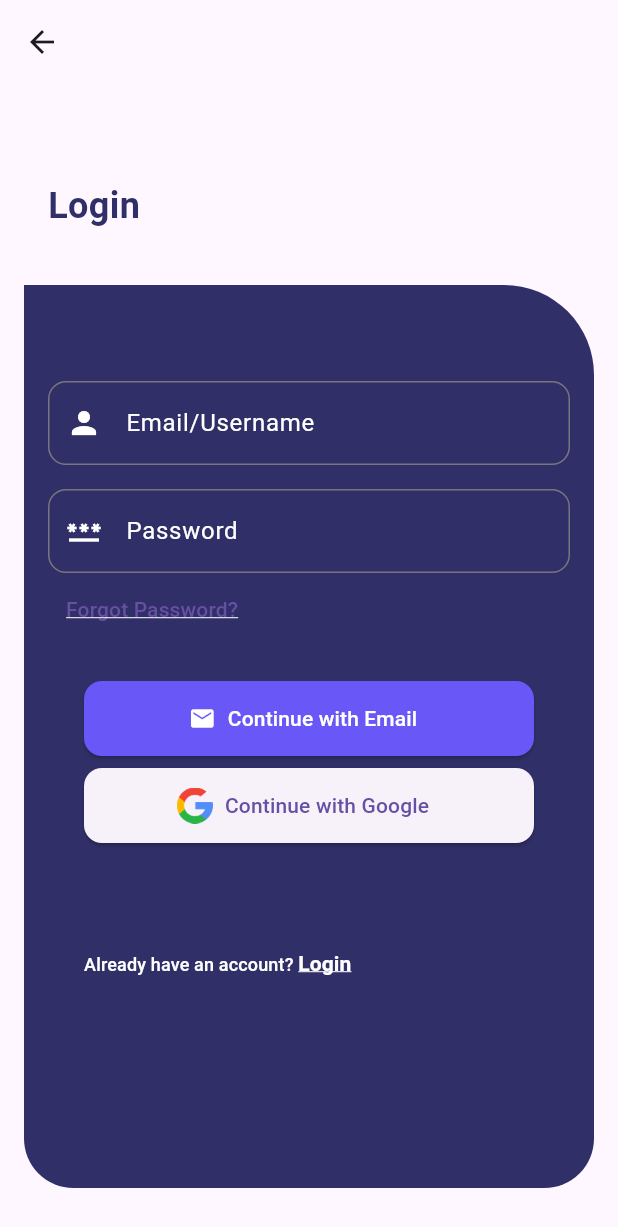
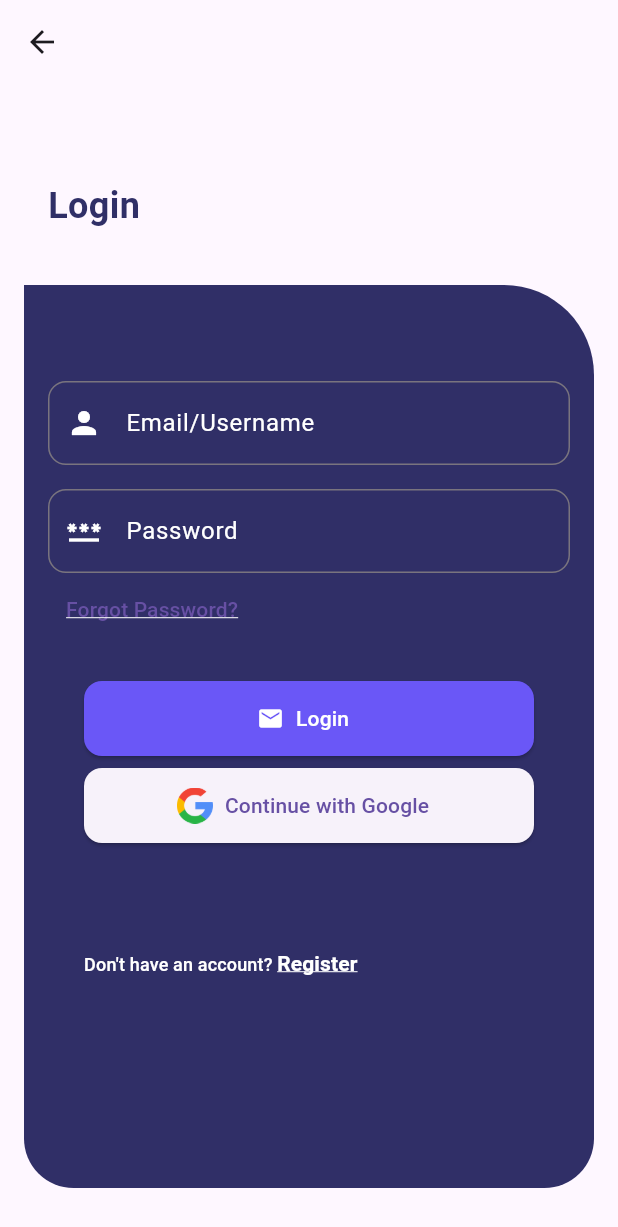
Before and after one commit to Ali-Elleithy1/meal_box, a Flutter app: the screen it shows after launch, after a tap on "Continue with Email", on a phone screen of 412 x 824 dp. Shown: the top 1227 px of the screen. Run offline on Flutter 3.47's test engine with Material 3 defaults, Android fonts, the phone set to English and light mode, and no system bars.

Commit message:
Code Refactor

```diff
--- a/lib/screens/login_screen.dart
+++ b/lib/screens/login_screen.dart
@@ -1,4 +1,6 @@
 import 'package:flutter/material.dart';
+import 'package:meal_box/screens/sign_up_screen.dart';
+import 'package:meal_box/widgets/InputField.dart';
 
 class LoginScreen extends StatelessWidget {
   const LoginScreen({super.key});
@@ -14,10 +16,10 @@ class LoginScreen extends StatelessWidget {
           mainAxisAlignment: MainAxisAlignment.spaceAround,
           mainAxisSize: MainAxisSize.max,
           children: [
-            SizedBox(height: 48),
+            const SizedBox(height: 48),
             Padding(
               padding: const EdgeInsets.only(left: 16.0),
-              child: Text(
+              child: const Text(
                 'Login',
                 style: TextStyle(
                   fontSize: 24,
@@ -45,56 +47,25 @@ class LoginScreen extends StatelessWidget {
                     crossAxisAlignment: CrossAxisAlignment.center,
                     mainAxisSize: MainAxisSize.max,
                     children: [
-                      SizedBox(height: 48),
-                      TextFormField(
-                        keyboardType: TextInputType.emailAddress,
-                        style: TextStyle(color: Colors.white),
-                        decoration: InputDecoration(
-                          prefixIcon: Icon(Icons.person),
-                          prefixIconColor: Colors.white,
-                          border: OutlineInputBorder(
-                            borderRadius: BorderRadius.circular(12),
-                            borderSide: BorderSide(
-                              color: Colors.white,
-                              width: 2,
-                            ),
-                          ),
-                          focusedBorder: OutlineInputBorder(
-                            borderRadius: BorderRadius.circular(12),
-                            borderSide: BorderSide(
-                              color: Colors.white,
-                              width: 2,
-                            ),
-                          ),
-                          label: Text(
-                            'Email/Username',
-                            style: TextStyle(color: Colors.white),
-                          ),
-                        ),
+                      const SizedBox(height: 48),
+                      InputField(
+                        labelText: 'Email/Username',
+                        icon: Icons.person,
+                        inputType: TextInputType.emailAddress,
+                        obscureText: false,
+                        textColor: Colors.white,
+                        prefixIconColor: Colors.white,
+                        borderColor: Colors.white,
                       ),
-                      SizedBox(height: 16),
-                      TextFormField(
+                      const SizedBox(height: 16),
+                      InputField(
+                        labelText: 'Password',
+                        icon: Icons.password,
+                        inputType: TextInputType.text,
                         obscureText: true,
-                        style: TextStyle(color: Colors.white),
-                        decoration: InputDecoration(
-                          prefixIcon: Icon(Icons.password),
-                          prefixIconColor: Colors.white,
-                          border: OutlineInputBorder(
-                            borderRadius: BorderRadius.circular(12),
-                            borderSide: BorderSide(color: Colors.white),
-                          ),
-                          focusedBorder: OutlineInputBorder(
-                            borderRadius: BorderRadius.circular(12),
-                            borderSide: BorderSide(
-                              color: Colors.white,
-                              width: 2,
-                            ),
-                          ),
-                          label: Text(
-                            'Password',
-                            style: TextStyle(color: Colors.white),
-                          ),
-                        ),
+                        textColor: Colors.white,
+                        prefixIconColor: Colors.white,
+                        borderColor: Colors.white,
                       ),
                       Align(
                         alignment: Alignment.centerLeft,
@@ -125,12 +96,12 @@ class LoginScreen extends StatelessWidget {
                           );
                         },
                         label: Text(
-                          'Continue with Email',
+                          'Login',
                           style: TextStyle(color: Colors.white),
                         ),
                         icon: Icon(Icons.mail),
                       ),
-                      SizedBox(height: 8),
+                      const SizedBox(height: 8),
                       ElevatedButton.icon(
                         style: ElevatedButton.styleFrom(
                           minimumSize: Size(300, 50),
@@ -146,23 +117,29 @@ class LoginScreen extends StatelessWidget {
                           height: 24,
                         ),
                       ),
-                      SizedBox(height: 48),
+                      const SizedBox(height: 48),
                       Align(
                         alignment: Alignment.centerLeft,
                         child: TextButton(
                           onPressed: () {},
                           child: TextButton(
-                            onPressed: () {},
+                            onPressed: () {
+                              Navigator.of(context).push(
+                                MaterialPageRoute(
+                                  builder: (ctx) => SignUpScreen(),
+                                ),
+                              );
+                            },
                             child: Text.rich(
                               TextSpan(
-                                text: 'Already have an account? ',
+                                text: 'Don\'t have an account? ',
                                 style: TextStyle(
                                   color: Colors.white,
                                   fontSize: 12,
                                 ),
                                 children: <TextSpan>[
                                   TextSpan(
-                                    text: 'Login',
+                                    text: 'Register',
                                     style: TextStyle(
                                       color: Colors.white,
                                       fontWeight: FontWeight.bold,
--- /dev/null
+++ b/lib/widgets/InputField.dart
@@ -0,0 +1,44 @@
+import 'package:flutter/material.dart';
+
+class InputField extends StatelessWidget {
+  const InputField({
+    super.key,
+    required this.labelText,
+    required this.icon,
+    required this.inputType,
+    required this.obscureText,
+    required this.textColor,
+    required this.prefixIconColor,
+    required this.borderColor,
+  });
+
+  final String labelText;
+  final IconData icon;
+  final TextInputType inputType;
+  final bool obscureText;
+  final Color textColor;
+  final Color prefixIconColor;
+  final Color borderColor;
+
+  @override
+  Widget build(BuildContext context) {
+    return TextFormField(
+      obscureText: obscureText,
+      keyboardType: inputType,
+      style: TextStyle(color: textColor),
+      decoration: InputDecoration(
+        prefixIcon: Icon(icon),
+        prefixIconColor: prefixIconColor,
+        border: OutlineInputBorder(
+          borderRadius: BorderRadius.circular(12),
+          borderSide: BorderSide(color: borderColor, width: 2),
+        ),
+        focusedBorder: OutlineInputBorder(
+          borderRadius: BorderRadius.circular(12),
+          borderSide: BorderSide(color: borderColor, width: 2),
+        ),
+        label: Text(labelText, style: TextStyle(color: textColor)),
+      ),
+    );
+  }
+}
```
Also changed, not shown: lib/screens/sign_up_screen.dart (added, +69 -0 lines).
